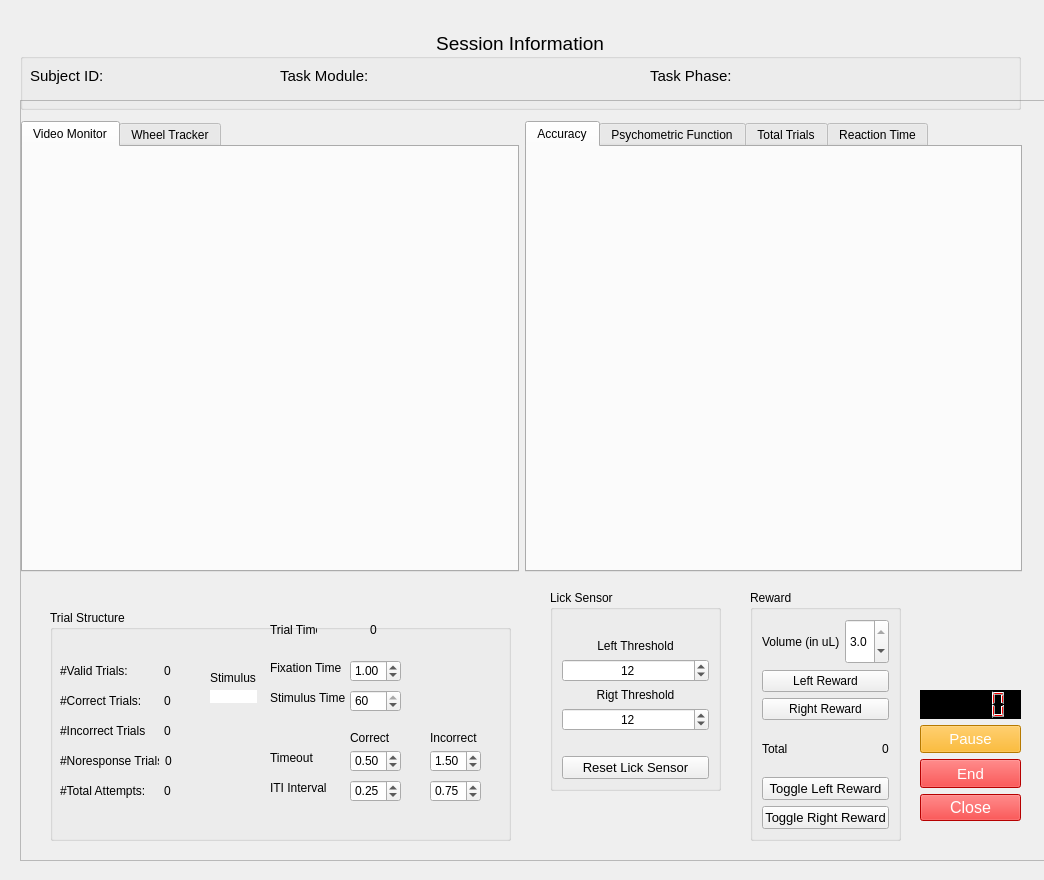
First picture: the form in protocols/random_dot_motion/gui/rdk_rig.ui, repository vaibrainium/NeuRPi, before the edit.
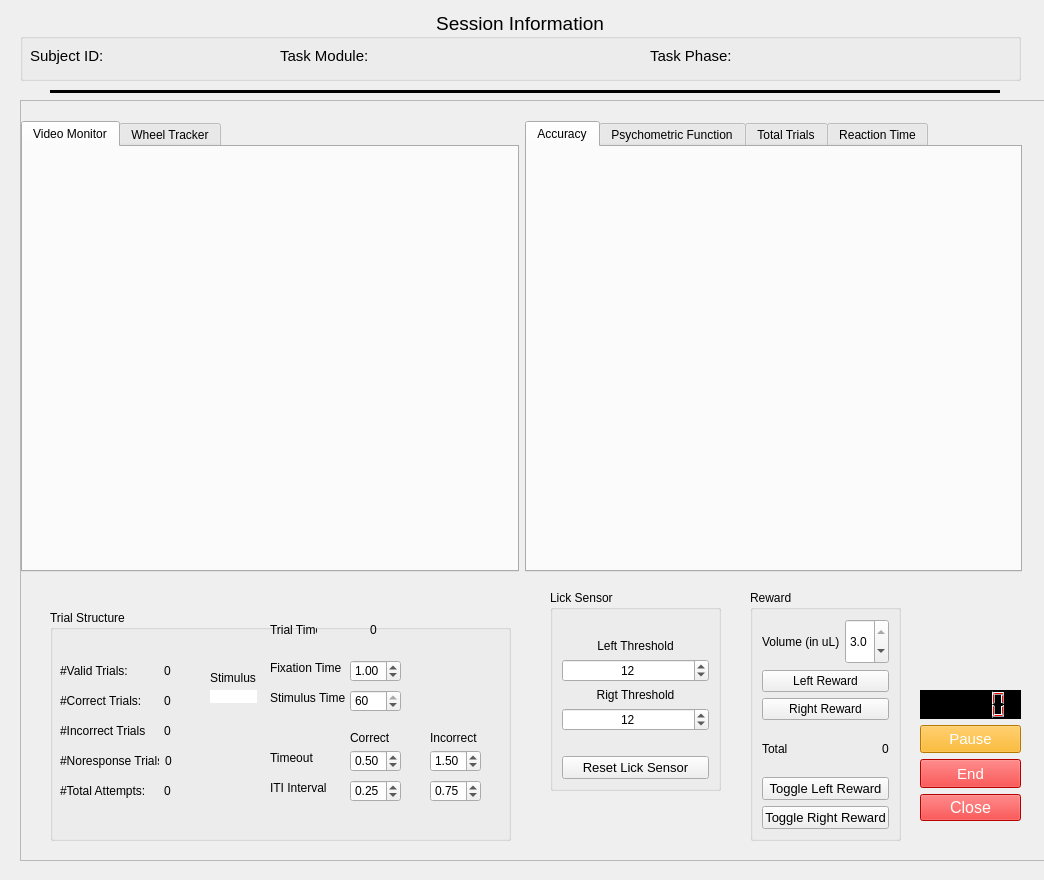
Second picture: the form after the edit. Custom widgets are drawn as their Qt base class.

The edit to the form file:
```diff
--- a/protocols/random_dot_motion/gui/rdk_rig.ui
+++ b/protocols/random_dot_motion/gui/rdk_rig.ui
@@ -1049,9 +1049,9 @@
    <property name="geometry">
     <rect>
      <x>20</x>
-     <y>30</y>
+     <y>10</y>
      <width>1001</width>
-     <height>80</height>
+     <height>71</height>
     </rect>
    </property>
    <property name="font">
@@ -1108,7 +1108,7 @@
     <property name="geometry">
      <rect>
       <x>720</x>
-      <y>35</y>
+      <y>30</y>
       <width>281</width>
       <height>20</height>
      </rect>
@@ -1122,6 +1122,9 @@
     <property name="text">
      <string/>
     </property>
+    <property name="alignment">
+     <set>Qt::AlignCenter</set>
+    </property>
    </widget>
    <widget class="QLabel" name="label_3">
     <property name="geometry">
@@ -1159,11 +1162,14 @@
     <property name="text">
      <string/>
     </property>
+    <property name="alignment">
+     <set>Qt::AlignCenter</set>
+    </property>
    </widget>
    <widget class="QLabel" name="task_module">
     <property name="geometry">
      <rect>
-      <x>360</x>
+      <x>350</x>
       <y>35</y>
       <width>251</width>
       <height>20</height>
@@ -1178,8 +1184,47 @@
     <property name="text">
      <string/>
     </property>
+    <property name="alignment">
+     <set>Qt::AlignCenter</set>
+    </property>
    </widget>
   </widget>
+  <widget class="Line" name="line">
+   <property name="geometry">
+    <rect>
+     <x>50</x>
+     <y>80</y>
+     <width>950</width>
+     <height>23</height>
+    </rect>
+   </property>
+   <property name="sizePolicy">
+    <sizepolicy hsizetype="Minimum" vsizetype="Fixed">
+     <horstretch>0</horstretch>
+     <verstretch>0</verstretch>
+    </sizepolicy>
+   </property>
+   <property name="baseSize">
+    <size>
+     <width>0</width>
+     <height>0</height>
+    </size>
+   </property>
+   <property name="font">
+    <font>
+     <pointsize>8</pointsize>
+    </font>
+   </property>
+   <property name="frameShadow">
+    <enum>QFrame::Plain</enum>
+   </property>
+   <property name="lineWidth">
+    <number>3</number>
+   </property>
+   <property name="orientation">
+    <enum>Qt::Horizontal</enum>
+   </property>
+  </widget>
  </widget>
  <customwidgets>
   <customwidget>
```
